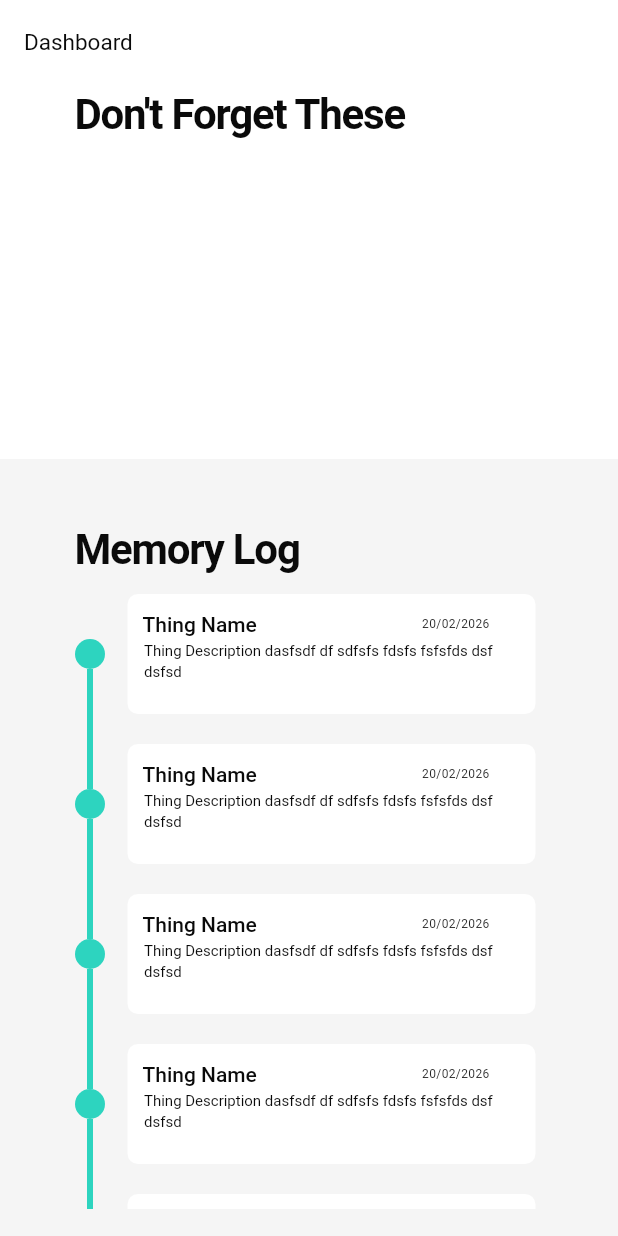
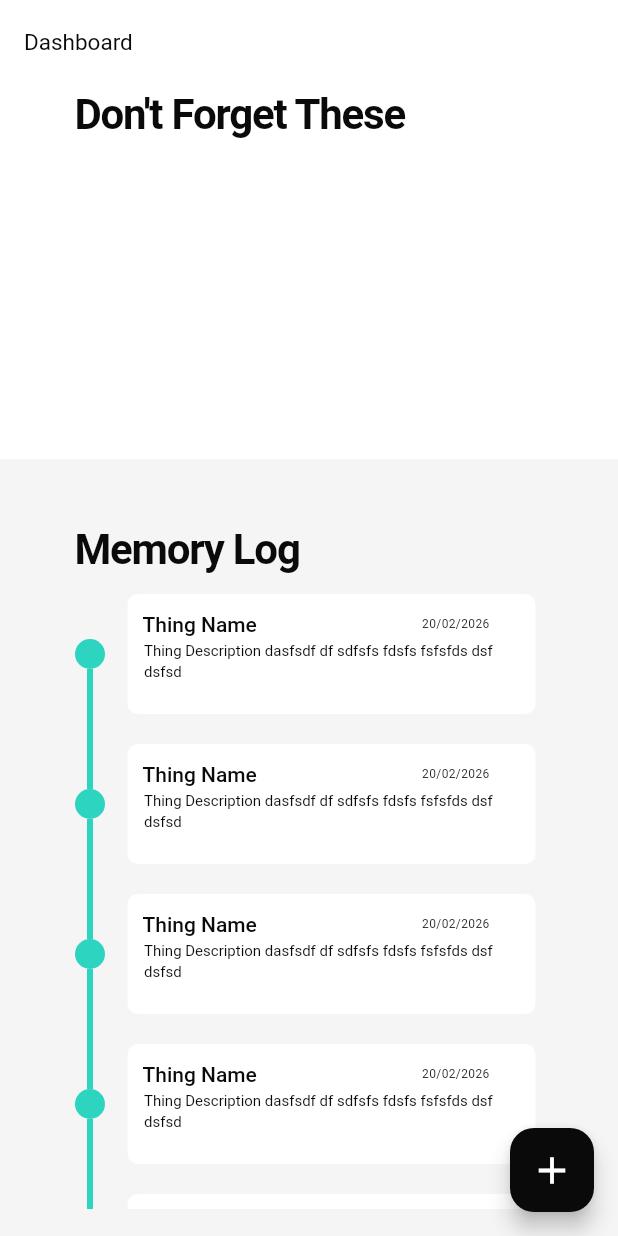
Before and after one commit to dimitrilahanas/MemoryStack, a Flutter app: the screen it shows after launch, on a phone screen of 412 x 824 dp. Run offline on Flutter 3.47's test engine with Material 3 defaults, Android fonts, the phone set to English and light mode, and no system bars; drawn by our look-alikes of timeline_tile; our stand-ins replace hive, hive_flutter; accounts and stored records are empty.

Commit message:
feat(HomeScreen): added floating action button.

```diff
--- a/lib/screens/home_screen.dart
+++ b/lib/screens/home_screen.dart
@@ -25,6 +25,11 @@ class HomeScreen extends StatelessWidget {
           ThingsTimelineWidget(),
         ],
       ),
+
+      floatingActionButton: FloatingActionButton(
+        onPressed: null,
+        child: Icon(Icons.add, color: Theme.of(context).colorScheme.secondary, size: 30),
+      ),
     );
   }
 }
```
